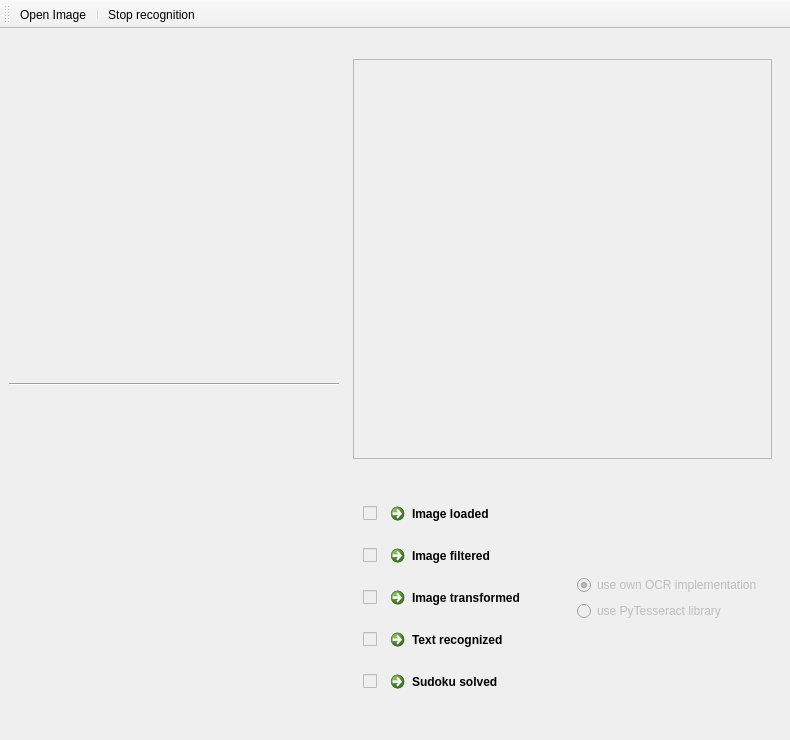
Above: app.ui from Iliaroz/SudokuQT before the change. Below: the same form after it.
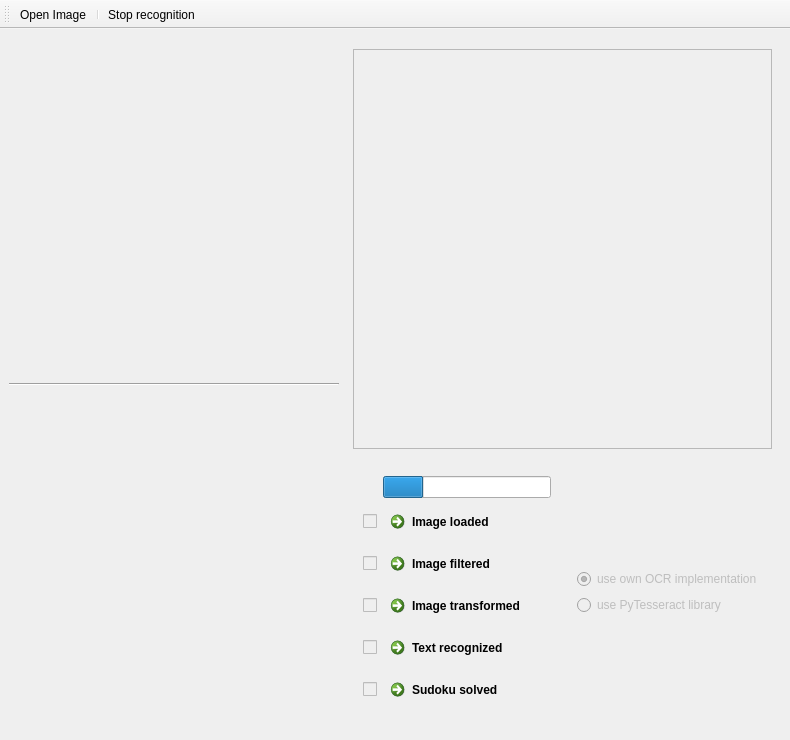
That is the form after the change.

Commit message: [add] Progress bar during recognition

```diff
--- a/app.ui
+++ b/app.ui
@@ -215,7 +215,45 @@
             <property name="bottomMargin">
              <number>10</number>
             </property>
-            <item row="4" column="0">
+            <item row="2" column="1">
+             <widget class="QCommandLinkButton" name="commandLinkButton_2">
+              <property name="font">
+               <font>
+                <family>Segoe UI</family>
+                <pointsize>9</pointsize>
+               </font>
+              </property>
+              <property name="text">
+               <string>Image filtered</string>
+              </property>
+              <property name="iconSize">
+               <size>
+                <width>16</width>
+                <height>16</height>
+               </size>
+              </property>
+             </widget>
+            </item>
+            <item row="5" column="1">
+             <widget class="QCommandLinkButton" name="commandLinkButton_5">
+              <property name="font">
+               <font>
+                <family>Segoe UI</family>
+                <pointsize>9</pointsize>
+               </font>
+              </property>
+              <property name="text">
+               <string>Sudoku solved</string>
+              </property>
+              <property name="iconSize">
+               <size>
+                <width>16</width>
+                <height>16</height>
+               </size>
+              </property>
+             </widget>
+            </item>
+            <item row="5" column="0">
              <widget class="QCheckBox" name="cbxSolved">
               <property name="enabled">
                <bool>false</bool>
@@ -240,7 +278,45 @@
               </property>
              </widget>
             </item>
-            <item row="0" column="0">
+            <item row="3" column="1">
+             <widget class="QCommandLinkButton" name="commandLinkButton_3">
+              <property name="font">
+               <font>
+                <family>Segoe UI</family>
+                <pointsize>9</pointsize>
+               </font>
+              </property>
+              <property name="text">
+               <string>Image transformed</string>
+              </property>
+              <property name="iconSize">
+               <size>
+                <width>16</width>
+                <height>16</height>
+               </size>
+              </property>
+             </widget>
+            </item>
+            <item row="4" column="1">
+             <widget class="QCommandLinkButton" name="commandLinkButton_4">
+              <property name="font">
+               <font>
+                <family>Segoe UI</family>
+                <pointsize>9</pointsize>
+               </font>
+              </property>
+              <property name="text">
+               <string>Text recognized</string>
+              </property>
+              <property name="iconSize">
+               <size>
+                <width>16</width>
+                <height>16</height>
+               </size>
+              </property>
+             </widget>
+            </item>
+            <item row="1" column="0">
              <widget class="QCheckBox" name="cbxLoaded">
               <property name="enabled">
                <bool>false</bool>
@@ -268,7 +344,7 @@
               </property>
              </widget>
             </item>
-            <item row="2" column="0">
+            <item row="3" column="0">
              <widget class="QCheckBox" name="cbxTransformed">
               <property name="enabled">
                <bool>false</bool>
@@ -290,7 +366,7 @@
               </property>
              </widget>
             </item>
-            <item row="1" column="0">
+            <item row="2" column="0">
              <widget class="QCheckBox" name="cbxPreprocessed">
               <property name="enabled">
                <bool>false</bool>
@@ -312,7 +388,7 @@
               </property>
              </widget>
             </item>
-            <item row="0" column="1">
+            <item row="1" column="1">
              <widget class="QCommandLinkButton" name="commandLinkButton">
               <property name="font">
                <font>
@@ -331,7 +407,7 @@
               </property>
              </widget>
             </item>
-            <item row="3" column="0">
+            <item row="4" column="0">
              <widget class="QCheckBox" name="cbxRecognized">
               <property name="enabled">
                <bool>false</bool>
@@ -353,79 +429,13 @@
               </property>
              </widget>
             </item>
-            <item row="1" column="1">
-             <widget class="QCommandLinkButton" name="commandLinkButton_2">
-              <property name="font">
-               <font>
-                <family>Segoe UI</family>
-                <pointsize>9</pointsize>
-               </font>
+            <item row="0" column="1">
+             <widget class="QProgressBar" name="progressbar">
+              <property name="value">
+               <number>24</number>
               </property>
-              <property name="text">
-               <string>Image filtered</string>
-              </property>
-              <property name="iconSize">
-               <size>
-                <width>16</width>
-                <height>16</height>
-               </size>
-              </property>
-             </widget>
-            </item>
-            <item row="2" column="1">
-             <widget class="QCommandLinkButton" name="commandLinkButton_3">
-              <property name="font">
-               <font>
-                <family>Segoe UI</family>
-                <pointsize>9</pointsize>
-               </font>
-              </property>
-              <property name="text">
-               <string>Image transformed</string>
-              </property>
-              <property name="iconSize">
-               <size>
-                <width>16</width>
-                <height>16</height>
-               </size>
-              </property>
-             </widget>
-            </item>
-            <item row="3" column="1">
-             <widget class="QCommandLinkButton" name="commandLinkButton_4">
-              <property name="font">
-               <font>
-                <family>Segoe UI</family>
-                <pointsize>9</pointsize>
-               </font>
-              </property>
-              <property name="text">
-               <string>Text recognized</string>
-              </property>
-              <property name="iconSize">
-               <size>
-                <width>16</width>
-                <height>16</height>
-               </size>
-              </property>
-             </widget>
-            </item>
-            <item row="4" column="1">
-             <widget class="QCommandLinkButton" name="commandLinkButton_5">
-              <property name="font">
-               <font>
-                <family>Segoe UI</family>
-                <pointsize>9</pointsize>
-               </font>
-              </property>
-              <property name="text">
-               <string>Sudoku solved</string>
-              </property>
-              <property name="iconSize">
-               <size>
-                <width>16</width>
-                <height>16</height>
-               </size>
+              <property name="textVisible">
+               <bool>false</bool>
               </property>
              </widget>
             </item>
```
The commit also changes 11 other files.
